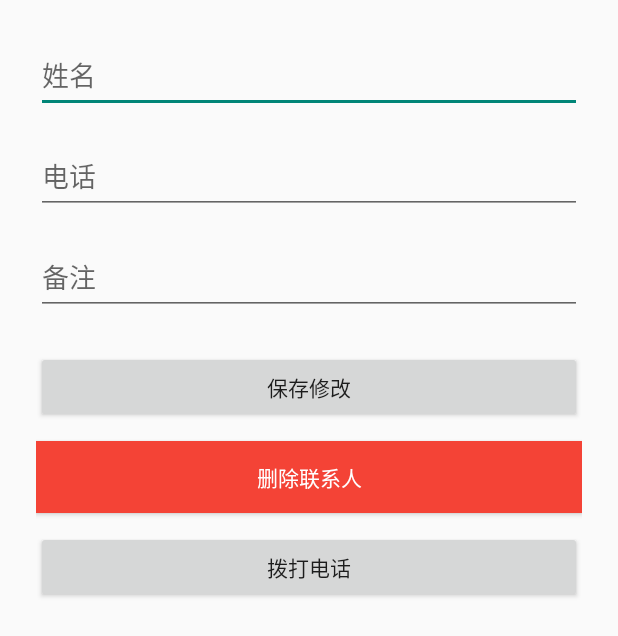
After one commit to fsslrfc/Night_Guard, an Android app: the ContactDetailActivity screen opened directly, with no data from a screen before it, on a phone screen of 412 x 824 dp. The commit adds this screen. Shown: the top 636 px of the screen. Run offline under Robolectric (Android 15) with nearby library versions, the phone set to English and light mode, and no system bars.

Commit message:
实现了联系人的功能

```diff
--- a/app/build.gradle
+++ b/app/build.gradle
@@ -47,6 +47,7 @@ dependencies {
     implementation libs.androidx.ui.graphics
     implementation libs.androidx.ui.tooling.preview
     implementation libs.androidx.material3
+    implementation libs.androidx.fragment
     testImplementation libs.junit
     androidTestImplementation libs.androidx.junit
     androidTestImplementation libs.androidx.espresso.core
--- a/app/src/main/AndroidManifest.xml
+++ b/app/src/main/AndroidManifest.xml
@@ -33,7 +33,9 @@
                 <category android:name="android.intent.category.DEFAULT" />
             </intent-filter>
         </activity>
-
+        <activity
+            android:name=".contact.ContactDetailActivity"
+            android:exported="true" />
 
     </application>
 
--- a/app/src/main/java/com/example/nightguard/StartActivity.java
+++ b/app/src/main/java/com/example/nightguard/StartActivity.java
@@ -20,7 +20,7 @@ public class StartActivity extends Activity {
     private EditText mET;
     private Button mBT;
 
-    private final int CODE_LENGTH = 0;
+    private final int CODE_LENGTH = 6;
 
     @Override
     public void onRequestPermissionsResult(int requestCode, @NonNull String[] permissions, @NonNull int[] grantResults) {
--- /dev/null
+++ b/app/src/main/java/com/example/nightguard/contact/ContactDetailActivity.java
@@ -0,0 +1,94 @@
+package com.example.nightguard.contact;
+
+import android.content.Intent;
+import android.net.Uri;
+import android.os.Bundle;
+import android.text.TextUtils;
+import android.widget.Button;
+import android.widget.EditText;
+import android.widget.Toast;
+
+import androidx.appcompat.app.AlertDialog;
+import androidx.appcompat.app.AppCompatActivity;
+
+import com.example.nightguard.R;
+
+public class ContactDetailActivity extends AppCompatActivity {
+
+    private EditText editName, editPhone, editNote;
+    private Button buttonSave, buttonDelete, buttonCall;
+
+    private DBHelper dbHelper;
+    private int contactId = -1;
+    private Contact contact;
+
+    @Override
+    protected void onCreate(Bundle savedInstanceState) {
+        super.onCreate(savedInstanceState);
+        dbHelper = new DBHelper(this);
+        contactId = getIntent().getIntExtra("contact_id", -1);
+        setContentView(R.layout.activity_contact_detail);
+
+        editName = findViewById(R.id.editName);
+        editPhone = findViewById(R.id.editPhone);
+        editNote = findViewById(R.id.editNote);
+        buttonSave = findViewById(R.id.buttonSave);
+        buttonDelete = findViewById(R.id.buttonDelete);
+        buttonCall = findViewById(R.id.buttonCall);
+
+        if (contactId != -1) {
+            contact = dbHelper.getContactById(contactId);
+            if (contact != null) {
+                editName.setText(contact.getName());
+                editPhone.setText(contact.getPhone());
+                editNote.setText(contact.getNote());
+            }
+        }
+
+        buttonSave.setOnClickListener(v -> saveChanges());
+        buttonDelete.setOnClickListener(v -> confirmDelete());
+        buttonCall.setOnClickListener(v -> callContact());
+    }
+
+    private void saveChanges() {
+        String name = editName.getText().toString().trim();
+        String phone = editPhone.getText().toString().trim();
+        String note = editNote.getText().toString().trim();
+
+        if (TextUtils.isEmpty(name) || TextUtils.isEmpty(phone)) {
+            Toast.makeText(this, "姓名和电话不能为空", Toast.LENGTH_SHORT).show();
+            return;
+        }
+
+        boolean success = dbHelper.updateContact(contactId, name, phone, note);
+        if (success) {
+            Toast.makeText(this, "修改已保存", Toast.LENGTH_SHORT).show();
+            finish(); // 返回上个页面
+        } else {
+            Toast.makeText(this, "保存失败", Toast.LENGTH_SHORT).show();
+        }
+    }
+
+    private void confirmDelete() {
+        new AlertDialog.Builder(this)
+                .setTitle("确认删除")
+                .setMessage("确定要删除这个联系人吗？")
+                .setPositiveButton("删除", (dialog, which) -> {
+                    dbHelper.deleteContact(contactId);
+                    Toast.makeText(this, "已删除联系人", Toast.LENGTH_SHORT).show();
+                    finish();
+                })
+                .setNegativeButton("取消", null)
+                .show();
+    }
+
+    private void callContact() {
+        String phone = editPhone.getText().toString().trim();
+        if (!TextUtils.isEmpty(phone)) {
+            Intent intent = new Intent(Intent.ACTION_DIAL, Uri.parse("tel:" + phone));
+            startActivity(intent);
+        } else {
+            Toast.makeText(this, "号码为空", Toast.LENGTH_SHORT).show();
+        }
+    }
+}
--- /dev/null
+++ b/app/src/main/res/layout/activity_contact_detail.xml
@@ -0,0 +1,64 @@
+<?xml version="1.0" encoding="utf-8"?>
+<ScrollView xmlns:android="http://schemas.android.com/apk/res/android"
+    android:layout_width="match_parent"
+    android:layout_height="match_parent"
+    android:padding="24dp">
+
+    <LinearLayout
+        android:layout_width="match_parent"
+        android:layout_height="wrap_content"
+        android:orientation="vertical">
+
+        <EditText
+            android:id="@+id/editName"
+            android:layout_width="match_parent"
+            android:layout_height="wrap_content"
+            android:hint="姓名"
+            android:minHeight="48dp"
+            android:inputType="textPersonName"
+            android:paddingVertical="12dp" />
+
+        <EditText
+            android:id="@+id/editPhone"
+            android:layout_width="match_parent"
+            android:layout_height="wrap_content"
+            android:hint="电话"
+            android:minHeight="48dp"
+            android:inputType="phone"
+            android:paddingVertical="12dp"
+            android:layout_marginTop="16dp" />
+
+        <EditText
+            android:id="@+id/editNote"
+            android:layout_width="match_parent"
+            android:layout_height="wrap_content"
+            android:hint="备注"
+            android:minHeight="48dp"
+            android:inputType="text"
+            android:paddingVertical="12dp"
+            android:layout_marginTop="16dp" />
+
+        <Button
+            android:id="@+id/buttonSave"
+            android:layout_width="match_parent"
+            android:layout_height="wrap_content"
+            android:text="保存修改"
+            android:layout_marginTop="24dp" />
+
+        <Button
+            android:id="@+id/buttonDelete"
+            android:layout_width="match_parent"
+            android:layout_height="wrap_content"
+            android:text="删除联系人"
+            android:textColor="#FFFFFF"
+            android:background="#F44336"
+            android:layout_marginTop="12dp" />
+
+        <Button
+            android:id="@+id/buttonCall"
+            android:layout_width="match_parent"
+            android:layout_height="wrap_content"
+            android:text="拨打电话"
+            android:layout_marginTop="12dp" />
+    </LinearLayout>
+</ScrollView>
--- a/gradle/libs.versions.toml
+++ b/gradle/libs.versions.toml
@@ -9,6 +9,7 @@ espressoCore = "3.5.1"
 lifecycleRuntimeKtx = "2.6.1"
 activityCompose = "1.8.0"
 composeBom = "2024.09.00"
+fragment = "1.8.7"
 
 [libraries]
 androidx-constraintlayout = { module = "androidx.constraintlayout:constraintlayout", version.ref = "constraintlayout" }
@@ -26,6 +27,7 @@ androidx-ui-tooling-preview = { group = "androidx.compose.ui", name = "ui-toolin
 androidx-ui-test-manifest = { group = "androidx.compose.ui", name = "ui-test-manifest" }
 androidx-ui-test-junit4 = { group = "androidx.compose.ui", name = "ui-test-junit4" }
 androidx-material3 = { group = "androidx.compose.material3", name = "material3" }
+androidx-fragment = { group = "androidx.fragment", name = "fragment", version.ref = "fragment" }
 
 [plugins]
 android-application = { id = "com.android.application", version.ref = "agp" }
```
Also changed, not shown: app/src/main/java/com/example/nightguard/contact/Contact.java (added, +24 -0 lines), app/src/main/java/com/example/nightguard/contact/ContactAdapter.java (added, +63 -0 lines), app/src/main/java/com/example/nightguard/contact/ContactMainFragment.java (+70 -1 lines), app/src/main/java/com/example/nightguard/contact/DBHelper.java (added, +120 -0 lines), app/src/main/res/layout/dialog_add_contact.xml (added, +40 -0 lines), app/src/main/res/layout/fragment_contact.xml (+21 -4 lines), app/src/main/res/layout/item_contact.xml (added, +41 -0 lines).
